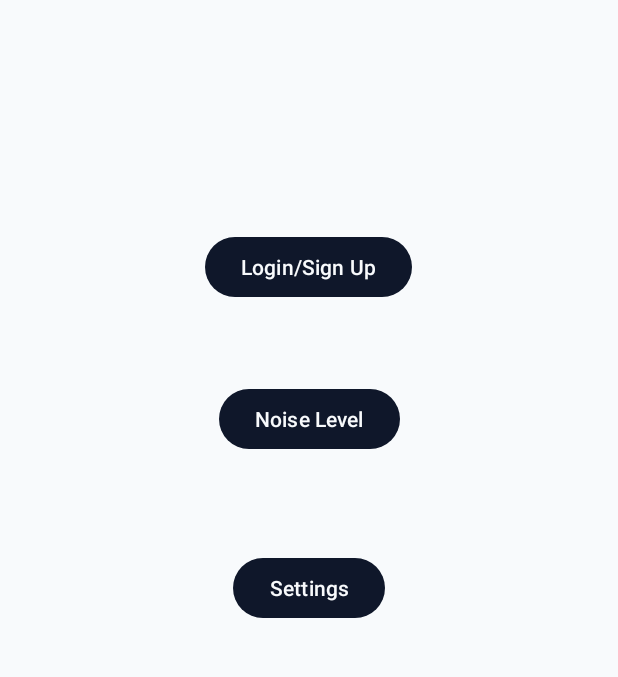
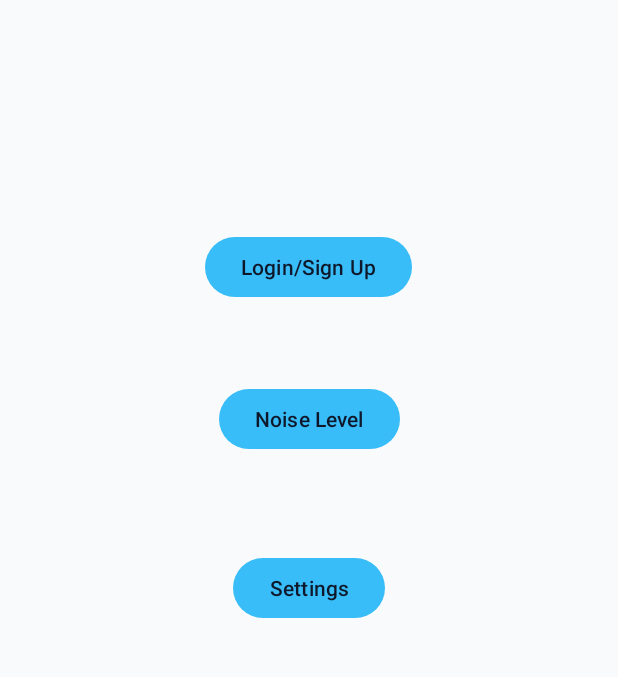
Before and after one commit to COEN-ELEC290-QuietZone/QuietZone, an Android app: the screen it shows after launch (MainActivity), on a phone screen of 412 x 824 dp, the part 230-907 px from its top. Run offline under Robolectric (Android 15) with nearby library versions, the light colour scheme and no system bars.

Commit message:
Update app primary theme colors

```diff
--- a/App/app/src/main/res/values/colors.xml
+++ b/App/app/src/main/res/values/colors.xml
@@ -3,8 +3,8 @@
     <color name="black">#FF000000</color>
     <color name="white">#FFFFFFFF</color>
 
-    <color name="app_primary">#0F172A</color>
-    <color name="app_on_primary">#F8FAFC</color>
+    <color name="app_primary">#38BDF8</color>
+    <color name="app_on_primary">#0F172A</color>
     <color name="app_primary_container">#E2E8F0</color>
     <color name="app_on_primary_container">#0F172A</color>
 
```
